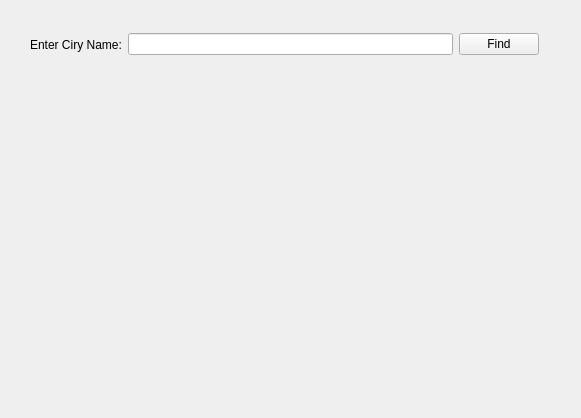
shwetalsoni/WeatherApp, file widget.ui: the form before one commit.
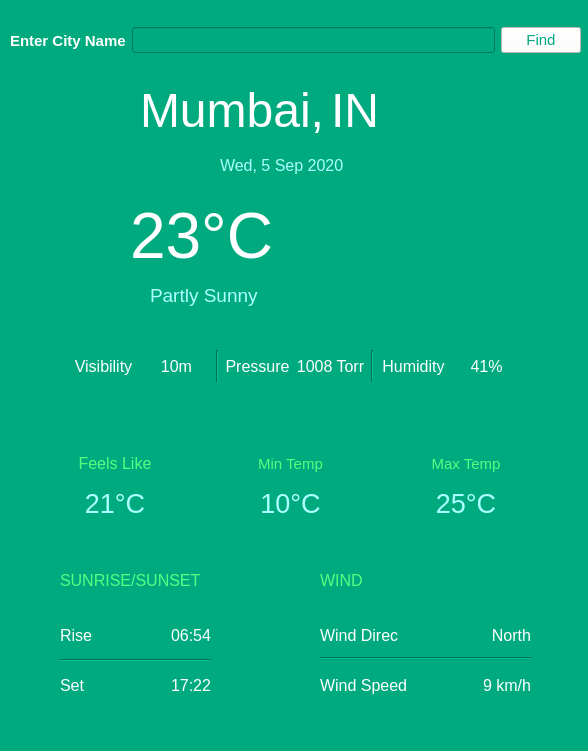
The form after the commit.

Commit message: designed the layout for app

Diff of the .ui file:
```diff
--- a/widget.ui
+++ b/widget.ui
@@ -6,35 +6,223 @@
    <rect>
     <x>0</x>
     <y>0</y>
-    <width>581</width>
-    <height>418</height>
+    <width>588</width>
+    <height>751</height>
    </rect>
   </property>
   <property name="windowTitle">
    <string>Widget</string>
   </property>
+  <property name="styleSheet">
+   <string notr="true">background-color: rgb(255, 85, 0);
+background-color: rgb(0, 170, 127);</string>
+  </property>
+  <widget class="QLabel" name="temperature">
+   <property name="geometry">
+    <rect>
+     <x>130</x>
+     <y>200</y>
+     <width>171</width>
+     <height>71</height>
+    </rect>
+   </property>
+   <property name="font">
+    <font>
+     <family>Yu Gothic UI</family>
+     <pointsize>48</pointsize>
+    </font>
+   </property>
+   <property name="cursor">
+    <cursorShape>PointingHandCursor</cursorShape>
+   </property>
+   <property name="styleSheet">
+    <string notr="true">color: rgb(0, 170, 0);
+color: rgb(255, 255, 255);</string>
+   </property>
+   <property name="text">
+    <string>23°C</string>
+   </property>
+  </widget>
+  <widget class="QLabel" name="weatherlabel">
+   <property name="geometry">
+    <rect>
+     <x>150</x>
+     <y>280</y>
+     <width>131</width>
+     <height>31</height>
+    </rect>
+   </property>
+   <property name="font">
+    <font>
+     <family>Yu Gothic UI</family>
+     <pointsize>14</pointsize>
+     <weight>50</weight>
+     <bold>false</bold>
+    </font>
+   </property>
+   <property name="styleSheet">
+    <string notr="true">color: rgb(170, 255, 255);</string>
+   </property>
+   <property name="text">
+    <string>Partly Sunny</string>
+   </property>
+  </widget>
+  <widget class="QLabel" name="dateTime">
+   <property name="geometry">
+    <rect>
+     <x>220</x>
+     <y>150</y>
+     <width>151</width>
+     <height>31</height>
+    </rect>
+   </property>
+   <property name="font">
+    <font>
+     <family>Yu Gothic UI</family>
+     <pointsize>12</pointsize>
+    </font>
+   </property>
+   <property name="styleSheet">
+    <string notr="true">color: rgb(170, 255, 255);</string>
+   </property>
+   <property name="text">
+    <string>Wed, 5 Sep 2020</string>
+   </property>
+  </widget>
+  <widget class="QLabel" name="sunrise">
+   <property name="geometry">
+    <rect>
+     <x>60</x>
+     <y>570</y>
+     <width>161</width>
+     <height>21</height>
+    </rect>
+   </property>
+   <property name="font">
+    <font>
+     <family>Yu Gothic UI</family>
+     <pointsize>12</pointsize>
+    </font>
+   </property>
+   <property name="styleSheet">
+    <string notr="true">color: rgb(85, 255, 127);</string>
+   </property>
+   <property name="text">
+    <string>SUNRISE/SUNSET</string>
+   </property>
+  </widget>
+  <widget class="Line" name="line_3">
+   <property name="geometry">
+    <rect>
+     <x>60</x>
+     <y>650</y>
+     <width>151</width>
+     <height>21</height>
+    </rect>
+   </property>
+   <property name="font">
+    <font>
+     <weight>75</weight>
+     <bold>true</bold>
+    </font>
+   </property>
+   <property name="styleSheet">
+    <string notr="true">color: rgb(170, 255, 255);</string>
+   </property>
+   <property name="orientation">
+    <enum>Qt::Horizontal</enum>
+   </property>
+  </widget>
+  <widget class="QLabel" name="wind">
+   <property name="geometry">
+    <rect>
+     <x>320</x>
+     <y>570</y>
+     <width>61</width>
+     <height>21</height>
+    </rect>
+   </property>
+   <property name="font">
+    <font>
+     <family>Yu Gothic UI</family>
+     <pointsize>12</pointsize>
+    </font>
+   </property>
+   <property name="styleSheet">
+    <string notr="true">color: rgb(85, 255, 127);</string>
+   </property>
+   <property name="text">
+    <string>WIND</string>
+   </property>
+  </widget>
+  <widget class="Line" name="line_4">
+   <property name="geometry">
+    <rect>
+     <x>320</x>
+     <y>650</y>
+     <width>211</width>
+     <height>16</height>
+    </rect>
+   </property>
+   <property name="orientation">
+    <enum>Qt::Horizontal</enum>
+   </property>
+  </widget>
   <widget class="QWidget" name="">
    <property name="geometry">
     <rect>
-     <x>30</x>
-     <y>30</y>
-     <width>509</width>
-     <height>29</height>
+     <x>10</x>
+     <y>20</y>
+     <width>571</width>
+     <height>41</height>
     </rect>
    </property>
    <layout class="QHBoxLayout" name="horizontalLayout">
     <item>
      <widget class="QLabel" name="queryLabel">
+      <property name="font">
+       <font>
+        <family>Yu Gothic UI</family>
+        <pointsize>11</pointsize>
+        <weight>75</weight>
+        <bold>true</bold>
+       </font>
+      </property>
+      <property name="styleSheet">
+       <string notr="true">color: rgb(255, 255, 255);</string>
+      </property>
       <property name="text">
-       <string>Enter Ciry Name:</string>
+       <string>Enter City Name</string>
       </property>
      </widget>
     </item>
     <item>
-     <widget class="QLineEdit" name="query"/>
+     <widget class="QLineEdit" name="query">
+      <property name="font">
+       <font>
+        <family>Yu Gothic UI</family>
+        <pointsize>11</pointsize>
+       </font>
+      </property>
+      <property name="styleSheet">
+       <string notr="true">color: rgb(170, 255, 255);
+border-color: rgb(255, 255, 255);</string>
+      </property>
+     </widget>
     </item>
     <item>
      <widget class="QPushButton" name="queryButton">
+      <property name="font">
+       <font>
+        <family>Yu Gothic UI</family>
+        <pointsize>11</pointsize>
+       </font>
+      </property>
+      <property name="styleSheet">
+       <string notr="true">background-color: rgb(255, 255, 255);
+border-color: rgb(255, 255, 255);
+color: rgb(0, 170, 127);</string>
+      </property>
       <property name="text">
        <string>Find</string>
       </property>
@@ -42,6 +230,566 @@
     </item>
    </layout>
   </widget>
+  <widget class="QWidget" name="">
+   <property name="geometry">
+    <rect>
+     <x>30</x>
+     <y>480</y>
+     <width>521</width>
+     <height>47</height>
+    </rect>
+   </property>
+   <layout class="QHBoxLayout" name="horizontalLayout_3">
+    <item>
+     <widget class="QLabel" name="feelsLikeTemp">
+      <property name="font">
+       <font>
+        <family>Yu Gothic UI</family>
+        <pointsize>20</pointsize>
+       </font>
+      </property>
+      <property name="styleSheet">
+       <string notr="true">color: rgb(170, 255, 255);</string>
+      </property>
+      <property name="text">
+       <string>21°C</string>
+      </property>
+      <property name="alignment">
+       <set>Qt::AlignCenter</set>
+      </property>
+     </widget>
+    </item>
+    <item>
+     <widget class="QLabel" name="minTempValue">
+      <property name="font">
+       <font>
+        <family>Yu Gothic UI</family>
+        <pointsize>20</pointsize>
+       </font>
+      </property>
+      <property name="styleSheet">
+       <string notr="true">color: rgb(170, 255, 255);</string>
+      </property>
+      <property name="text">
+       <string>10°C</string>
+      </property>
+      <property name="alignment">
+       <set>Qt::AlignCenter</set>
+      </property>
+     </widget>
+    </item>
+    <item>
+     <widget class="QLabel" name="maxTempValue">
+      <property name="font">
+       <font>
+        <family>Yu Gothic UI</family>
+        <pointsize>20</pointsize>
+       </font>
+      </property>
+      <property name="styleSheet">
+       <string notr="true">color: rgb(170, 255, 255);</string>
+      </property>
+      <property name="text">
+       <string>25°C</string>
+      </property>
+      <property name="alignment">
+       <set>Qt::AlignCenter</set>
+      </property>
+     </widget>
+    </item>
+   </layout>
+  </widget>
+  <widget class="QWidget" name="">
+   <property name="geometry">
+    <rect>
+     <x>30</x>
+     <y>440</y>
+     <width>521</width>
+     <height>47</height>
+    </rect>
+   </property>
+   <layout class="QHBoxLayout" name="horizontalLayout_2">
+    <item>
+     <widget class="QLabel" name="feelsLike">
+      <property name="font">
+       <font>
+        <family>Yu Gothic UI</family>
+        <pointsize>12</pointsize>
+       </font>
+      </property>
+      <property name="styleSheet">
+       <string notr="true">color: rgb(85, 255, 127);</string>
+      </property>
+      <property name="text">
+       <string>Feels Like</string>
+      </property>
+      <property name="alignment">
+       <set>Qt::AlignCenter</set>
+      </property>
+     </widget>
+    </item>
+    <item>
+     <widget class="QLabel" name="minTemp">
+      <property name="font">
+       <font>
+        <family>Yu Gothic UI</family>
+        <pointsize>11</pointsize>
+       </font>
+      </property>
+      <property name="styleSheet">
+       <string notr="true">color: rgb(85, 255, 127);</string>
+      </property>
+      <property name="text">
+       <string>Min Temp</string>
+      </property>
+      <property name="alignment">
+       <set>Qt::AlignCenter</set>
+      </property>
+     </widget>
+    </item>
+    <item>
+     <widget class="QLabel" name="maxTemp">
+      <property name="font">
+       <font>
+        <family>Yu Gothic UI</family>
+        <pointsize>11</pointsize>
+       </font>
+      </property>
+      <property name="styleSheet">
+       <string notr="true">color: rgb(85, 255, 127);</string>
+      </property>
+      <property name="text">
+       <string>Max Temp</string>
+      </property>
+      <property name="alignment">
+       <set>Qt::AlignCenter</set>
+      </property>
+     </widget>
+    </item>
+   </layout>
+  </widget>
+  <widget class="QWidget" name="">
+   <property name="geometry">
+    <rect>
+     <x>60</x>
+     <y>620</y>
+     <width>151</width>
+     <height>30</height>
+    </rect>
+   </property>
+   <property name="styleSheet">
+    <string notr="true">color: rgb(255, 255, 255);</string>
+   </property>
+   <layout class="QHBoxLayout" name="horizontalLayout_9">
+    <item>
+     <widget class="QLabel" name="rise">
+      <property name="font">
+       <font>
+        <family>Yu Gothic UI</family>
+        <pointsize>12</pointsize>
+        <weight>50</weight>
+        <bold>false</bold>
+       </font>
+      </property>
+      <property name="styleSheet">
+       <string notr="true">color: rgb(255, 255, 255);</string>
+      </property>
+      <property name="text">
+       <string>Rise</string>
+      </property>
+     </widget>
+    </item>
+    <item>
+     <widget class="QLabel" name="riseValue">
+      <property name="font">
+       <font>
+        <family>Yu Gothic UI</family>
+        <pointsize>12</pointsize>
+       </font>
+      </property>
+      <property name="styleSheet">
+       <string notr="true">color: rgb(255, 255, 255);</string>
+      </property>
+      <property name="text">
+       <string>06:54</string>
+      </property>
+      <property name="alignment">
+       <set>Qt::AlignRight|Qt::AlignTrailing|Qt::AlignVCenter</set>
+      </property>
+     </widget>
+    </item>
+   </layout>
+  </widget>
+  <widget class="QWidget" name="">
+   <property name="geometry">
+    <rect>
+     <x>70</x>
+     <y>350</y>
+     <width>450</width>
+     <height>32</height>
+    </rect>
+   </property>
+   <layout class="QHBoxLayout" name="horizontalLayout_8">
+    <item>
+     <layout class="QHBoxLayout" name="horizontalLayout_5">
+      <item>
+       <widget class="QLabel" name="visibility">
+        <property name="font">
+         <font>
+          <family>Yu Gothic UI</family>
+          <pointsize>12</pointsize>
+         </font>
+        </property>
+        <property name="styleSheet">
+         <string notr="true">color: rgb(255, 255, 255);</string>
+        </property>
+        <property name="text">
+         <string>Visibility</string>
+        </property>
+        <property name="alignment">
+         <set>Qt::AlignCenter</set>
+        </property>
+       </widget>
+      </item>
+      <item>
+       <widget class="QLabel" name="visibilityValue">
+        <property name="font">
+         <font>
+          <family>Yu Gothic UI</family>
+          <pointsize>12</pointsize>
+         </font>
+        </property>
+        <property name="styleSheet">
+         <string notr="true">color: rgb(255, 255, 255);</string>
+        </property>
+        <property name="text">
+         <string>10m</string>
+        </property>
+        <property name="alignment">
+         <set>Qt::AlignCenter</set>
+        </property>
+       </widget>
+      </item>
+     </layout>
+    </item>
+    <item>
+     <widget class="Line" name="line">
+      <property name="font">
+       <font>
+        <weight>75</weight>
+        <bold>true</bold>
+       </font>
+      </property>
+      <property name="styleSheet">
+       <string notr="true">color: rgb(85, 255, 127);</string>
+      </property>
+      <property name="orientation">
+       <enum>Qt::Vertical</enum>
+      </property>
+     </widget>
+    </item>
+    <item>
+     <layout class="QHBoxLayout" name="horizontalLayout_6">
+      <item>
+       <widget class="QLabel" name="pressure">
+        <property name="font">
+         <font>
+          <family>Yu Gothic UI</family>
+          <pointsize>12</pointsize>
+         </font>
+        </property>
+        <property name="styleSheet">
+         <string notr="true">color: rgb(255, 255, 255);</string>
+        </property>
+        <property name="text">
+         <string>Pressure</string>
+        </property>
+        <property name="alignment">
+         <set>Qt::AlignCenter</set>
+        </property>
+       </widget>
+      </item>
+      <item>
+       <widget class="QLabel" name="pressurevalue">
+        <property name="font">
+         <font>
+          <family>Yu Gothic UI</family>
+          <pointsize>12</pointsize>
+         </font>
+        </property>
+        <property name="styleSheet">
+         <string notr="true">color: rgb(255, 255, 255);</string>
+        </property>
+        <property name="text">
+         <string>1008 Torr</string>
+        </property>
+        <property name="alignment">
+         <set>Qt::AlignCenter</set>
+        </property>
+       </widget>
+      </item>
+     </layout>
+    </item>
+    <item>
+     <widget class="Line" name="line_2">
+      <property name="font">
+       <font>
+        <pointsize>10</pointsize>
+        <weight>75</weight>
+        <bold>true</bold>
+       </font>
+      </property>
+      <property name="styleSheet">
+       <string notr="true">color: rgb(85, 255, 127);</string>
+      </property>
+      <property name="orientation">
+       <enum>Qt::Vertical</enum>
+      </property>
+     </widget>
+    </item>
+    <item>
+     <layout class="QHBoxLayout" name="horizontalLayout_7">
+      <item>
+       <widget class="QLabel" name="humidity">
+        <property name="font">
+         <font>
+          <family>Yu Gothic UI</family>
+          <pointsize>12</pointsize>
+         </font>
+        </property>
+        <property name="styleSheet">
+         <string notr="true">color: rgb(255, 255, 255);</string>
+        </property>
+        <property name="text">
+         <string>Humidity</string>
+        </property>
+        <property name="alignment">
+         <set>Qt::AlignCenter</set>
+        </property>
+       </widget>
+      </item>
+      <item>
+       <widget class="QLabel" name="humidityValue">
+        <property name="font">
+         <font>
+          <family>Yu Gothic UI</family>
+          <pointsize>12</pointsize>
+         </font>
+        </property>
+        <property name="styleSheet">
+         <string notr="true">color: rgb(255, 255, 255);</string>
+        </property>
+        <property name="text">
+         <string>41%</string>
+        </property>
+        <property name="alignment">
+         <set>Qt::AlignCenter</set>
+        </property>
+       </widget>
+      </item>
+     </layout>
+    </item>
+   </layout>
+  </widget>
+  <widget class="QWidget" name="">
+   <property name="geometry">
+    <rect>
+     <x>140</x>
+     <y>80</y>
+     <width>311</width>
+     <height>61</height>
+    </rect>
+   </property>
+   <property name="font">
+    <font>
+     <pointsize>36</pointsize>
+     <weight>50</weight>
+     <bold>false</bold>
+    </font>
+   </property>
+   <layout class="QHBoxLayout" name="horizontalLayout_4">
+    <item>
+     <widget class="QLabel" name="location">
+      <property name="font">
+       <font>
+        <family>Yu Gothic UI</family>
+        <pointsize>36</pointsize>
+        <weight>50</weight>
+        <bold>false</bold>
+       </font>
+      </property>
+      <property name="styleSheet">
+       <string notr="true">color: rgb(255, 255, 255);</string>
+      </property>
+      <property name="text">
+       <string>Mumbai,</string>
+      </property>
+     </widget>
+    </item>
+    <item>
+     <widget class="QLabel" name="countryCode">
+      <property name="font">
+       <font>
+        <family>Yu Gothic UI</family>
+        <pointsize>36</pointsize>
+        <weight>50</weight>
+        <bold>false</bold>
+       </font>
+      </property>
+      <property name="styleSheet">
+       <string notr="true">color: rgb(255, 255, 255);</string>
+      </property>
+      <property name="text">
+       <string>IN</string>
+      </property>
+     </widget>
+    </item>
+   </layout>
+  </widget>
+  <widget class="QWidget" name="">
+   <property name="geometry">
+    <rect>
+     <x>60</x>
+     <y>670</y>
+     <width>151</width>
+     <height>30</height>
+    </rect>
+   </property>
+   <property name="styleSheet">
+    <string notr="true">color: rgb(255, 255, 255);</string>
+   </property>
+   <layout class="QHBoxLayout" name="horizontalLayout_10">
+    <item>
+     <widget class="QLabel" name="set">
+      <property name="font">
+       <font>
+        <family>Yu Gothic UI</family>
+        <pointsize>12</pointsize>
+       </font>
+      </property>
+      <property name="styleSheet">
+       <string notr="true">color: rgb(255, 255, 255);</string>
+      </property>
+      <property name="text">
+       <string>Set</string>
+      </property>
+     </widget>
+    </item>
+    <item>
+     <widget class="QLabel" name="setValue">
+      <property name="font">
+       <font>
+        <family>Yu Gothic UI</family>
+        <pointsize>12</pointsize>
+       </font>
+      </property>
+      <property name="styleSheet">
+       <string notr="true">color: rgb(255, 255, 255);</string>
+      </property>
+      <property name="text">
+       <string>17:22</string>
+      </property>
+      <property name="alignment">
+       <set>Qt::AlignRight|Qt::AlignTrailing|Qt::AlignVCenter</set>
+      </property>
+     </widget>
+    </item>
+   </layout>
+  </widget>
+  <widget class="QWidget" name="">
+   <property name="geometry">
+    <rect>
+     <x>320</x>
+     <y>670</y>
+     <width>211</width>
+     <height>30</height>
+    </rect>
+   </property>
+   <layout class="QHBoxLayout" name="horizontalLayout_11">
+    <item>
+     <widget class="QLabel" name="windSpeed">
+      <property name="font">
+       <font>
+        <family>Yu Gothic UI</family>
+        <pointsize>12</pointsize>
+       </font>
+      </property>
+      <property name="styleSheet">
+       <string notr="true">color: rgb(255, 255, 255);</string>
+      </property>
+      <property name="text">
+       <string>Wind Speed</string>
+      </property>
+     </widget>
+    </item>
+    <item>
+     <widget class="QLabel" name="windSpeedValue">
+      <property name="font">
+       <font>
+        <family>Yu Gothic UI</family>
+        <pointsize>12</pointsize>
+       </font>
+      </property>
+      <property name="styleSheet">
+       <string notr="true">color: rgb(255, 255, 255);</string>
+      </property>
+      <property name="text">
+       <string>9 km/h</string>
+      </property>
+      <property name="alignment">
+       <set>Qt::AlignRight|Qt::AlignTrailing|Qt::AlignVCenter</set>
+      </property>
+     </widget>
+    </item>
+   </layout>
+  </widget>
+  <widget class="QWidget" name="">
+   <property name="geometry">
+    <rect>
+     <x>320</x>
+     <y>620</y>
+     <width>211</width>
+     <height>30</height>
+    </rect>
+   </property>
+   <layout class="QHBoxLayout" name="horizontalLayout_12">
+    <item>
+     <widget class="QLabel" name="windDirValue">
+      <property name="font">
+       <font>
+        <family>Yu Gothic UI</family>
+        <pointsize>12</pointsize>
+       </font>
+      </property>
+      <property name="styleSheet">
+       <string notr="true">color: rgb(255, 255, 255);</string>
+      </property>
+      <property name="text">
+       <string>Wind Direc</string>
+      </property>
+     </widget>
+    </item>
+    <item>
+     <widget class="QLabel" name="windDirValue_2">
+      <property name="font">
+       <font>
+        <family>Yu Gothic UI</family>
+        <pointsize>12</pointsize>
+       </font>
+      </property>
+      <property name="styleSheet">
+       <string notr="true">color: rgb(255, 255, 255);</string>
+      </property>
+      <property name="text">
+       <string>North</string>
+      </property>
+      <property name="alignment">
+       <set>Qt::AlignRight|Qt::AlignTrailing|Qt::AlignVCenter</set>
+      </property>
+     </widget>
+    </item>
+   </layout>
+  </widget>
  </widget>
  <resources/>
  <connections/>
```
